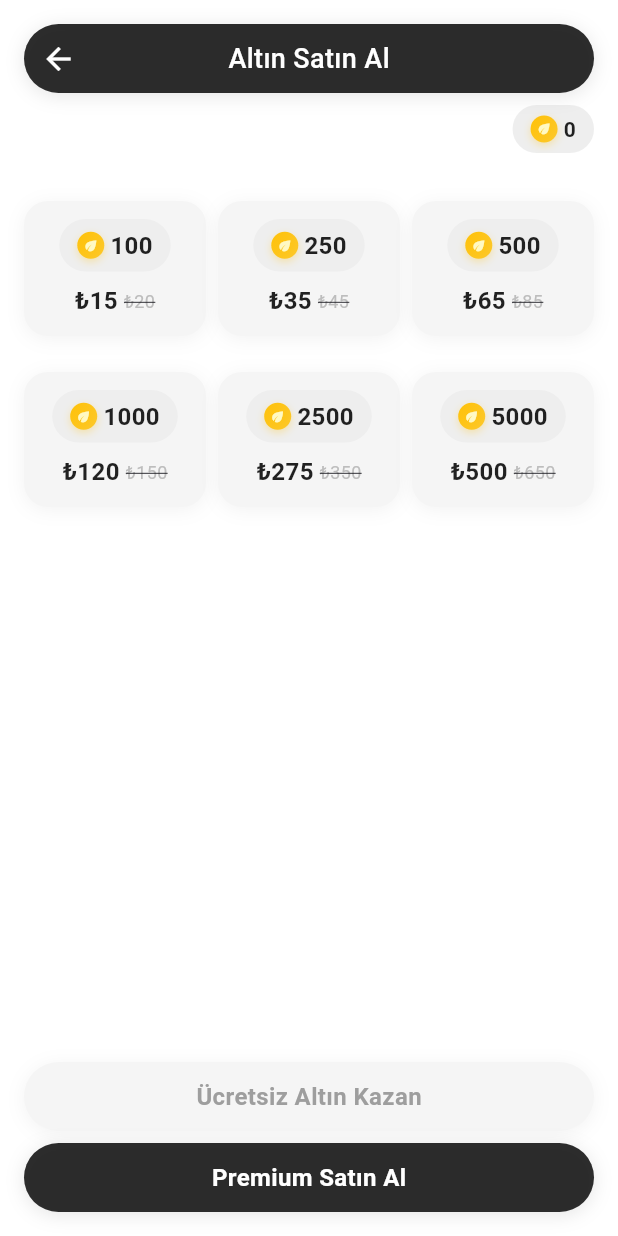
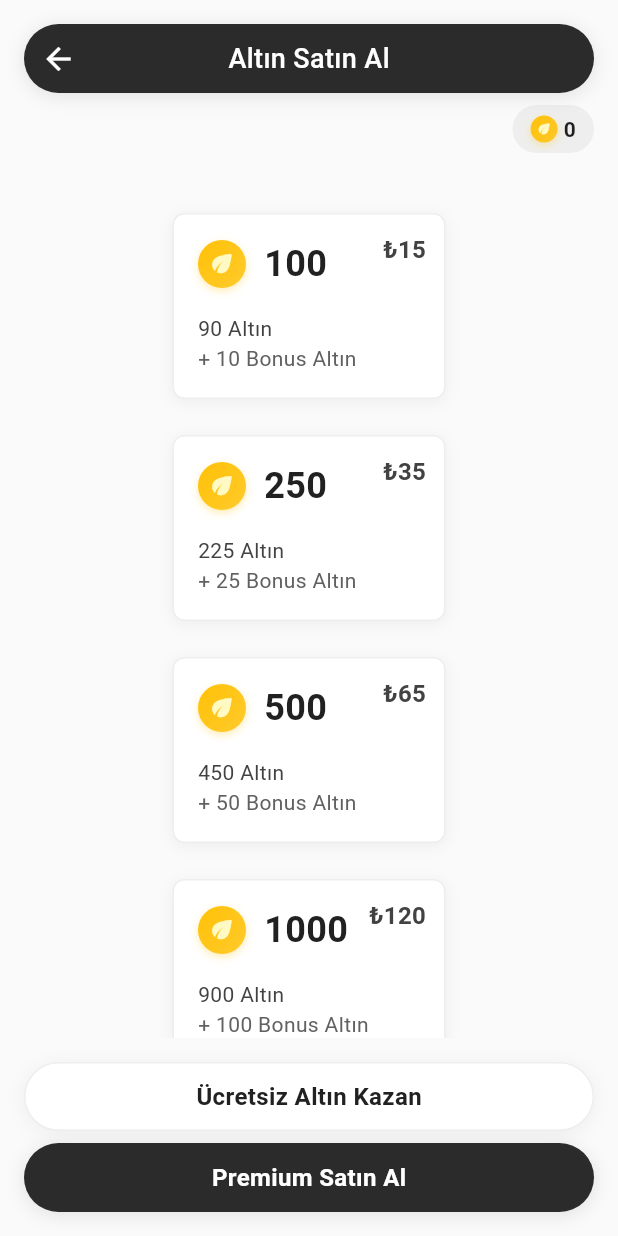
Before and after one commit to dogukantokgoz/random_match_mobile_app, a Flutter app: the BuyGoldScreen screen opened directly with empty values, on a phone screen of 412 x 824 dp. Run offline on Flutter 3.47's test engine with Material 3 defaults, Android fonts, the phone set to English and light mode, and no system bars.

Commit message:
buy gold page edited

```diff
--- a/lib/screens/buy_gold_screen.dart
+++ b/lib/screens/buy_gold_screen.dart
@@ -54,15 +54,19 @@
     required Color color,
   }) {
     return Container(
-      width: (MediaQuery.of(context).size.width - 48) / 3,
-      margin: const EdgeInsets.only(bottom: 16),
+      width: (MediaQuery.of(context).size.width - 48) / 2,
+      margin: const EdgeInsets.all(8),
       decoration: BoxDecoration(
-        color: Colors.grey[100],
-        borderRadius: BorderRadius.circular(16),
+        color: Colors.white,
+        borderRadius: BorderRadius.circular(8),
+        border: Border.all(
+          color: Colors.grey[200]!,
+          width: 1,
+        ),
         boxShadow: [
           BoxShadow(
             color: Colors.black.withOpacity(0.05),
-            blurRadius: 10,
+            blurRadius: 8,
             offset: const Offset(0, 2),
           ),
         ],
@@ -70,65 +74,61 @@
       child: Material(
         color: Colors.transparent,
         child: InkWell(
-          borderRadius: BorderRadius.circular(16),
+          borderRadius: BorderRadius.circular(8),
           onTap: () {},
-          child: Padding(
-            padding: const EdgeInsets.all(12),
+          child: Stack(
+            children: [
+              Positioned(
+                top: 12,
+                right: 12,
+                child: Text(
+                  price,
+                  style: TextStyle(
+                    color: Colors.grey[800],
+                    fontSize: 16,
+                    fontWeight: FontWeight.w600,
+                  ),
+                ),
+              ),
+              Padding(
+                padding: const EdgeInsets.all(16),
                 child: Column(
-              mainAxisAlignment: MainAxisAlignment.center,
+                  crossAxisAlignment: CrossAxisAlignment.start,
                   mainAxisSize: MainAxisSize.min,
                   children: [
-                Container(
-                  padding: const EdgeInsets.symmetric(
-                    horizontal: 12,
-                    vertical: 6,
-                  ),
-                  decoration: BoxDecoration(
-                    color: Colors.grey[200],
-                    borderRadius: BorderRadius.circular(20),
-                  ),
-                  child: Row(
-                    mainAxisAlignment: MainAxisAlignment.center,
-                    mainAxisSize: MainAxisSize.min,
+                    Row(
                       children: [
-                      _buildCoinIcon(size: 18),
-                      const SizedBox(width: 4),
+                        _buildCoinIcon(size: 32),
+                        const SizedBox(width: 12),
                         Text(
                           amount,
-                        style: const TextStyle(
-                          color: Colors.black87,
-                          fontSize: 16,
+                          style: TextStyle(
+                            color: Colors.grey[900],
+                            fontSize: 24,
                             fontWeight: FontWeight.bold,
                           ),
                         ),
                       ],
                     ),
-                ),
-                const SizedBox(height: 8),
-                Row(
-                  mainAxisAlignment: MainAxisAlignment.center,
-                  children: [
+                    const SizedBox(height: 16),
                     Text(
-                      price,
-                      style: const TextStyle(
-                        color: Colors.black87,
-                        fontSize: 16,
-                        fontWeight: FontWeight.w600,
+                      '${(int.parse(amount) * 0.9).round()} Altın',
+                      style: TextStyle(
+                        color: Colors.grey[800],
+                        fontSize: 14,
                       ),
                     ),
-                    const SizedBox(width: 4),
                     Text(
-                      oldPrice,
+                      '+ ${(int.parse(amount) * 0.1).round()} Bonus Altın',
                       style: TextStyle(
-                        color: Colors.grey[400],
-                        fontSize: 12,
-                        decoration: TextDecoration.lineThrough,
+                        color: selectedColor[700],
+                        fontSize: 14,
                       ),
                     ),
                   ],
                 ),
+              ),
             ],
-            ),
           ),
         ),
       ),
@@ -138,7 +138,7 @@
   @override
   Widget build(BuildContext context) {
     return Scaffold(
-      backgroundColor: Colors.white,
+      backgroundColor: Colors.grey[50],
       appBar: PreferredSize(
         preferredSize: const Size.fromHeight(70),
         child: SafeArea(
@@ -260,8 +260,12 @@
                             onTap: () {},
                             child: Container(
                               decoration: BoxDecoration(
-                                color: Colors.grey[100],
+                                color: Colors.white,
                                 borderRadius: BorderRadius.circular(23),
+                                border: Border.all(
+                                  color: Colors.grey[200]!,
+                                  width: 1,
+                                ),
                                 boxShadow: [
                                   BoxShadow(
                                     color: Colors.black.withOpacity(0.05),
@@ -274,7 +278,7 @@
                                 child: Text(
                                   'Ücretsiz Altın Kazan',
                                   style: TextStyle(
-                                    color: selectedColor,
+                                    color: selectedColor[900],
                                     fontSize: 16,
                                     fontWeight: FontWeight.w600,
                                   ),
```
Lines whose indentation alone changed are shown as unchanged.
